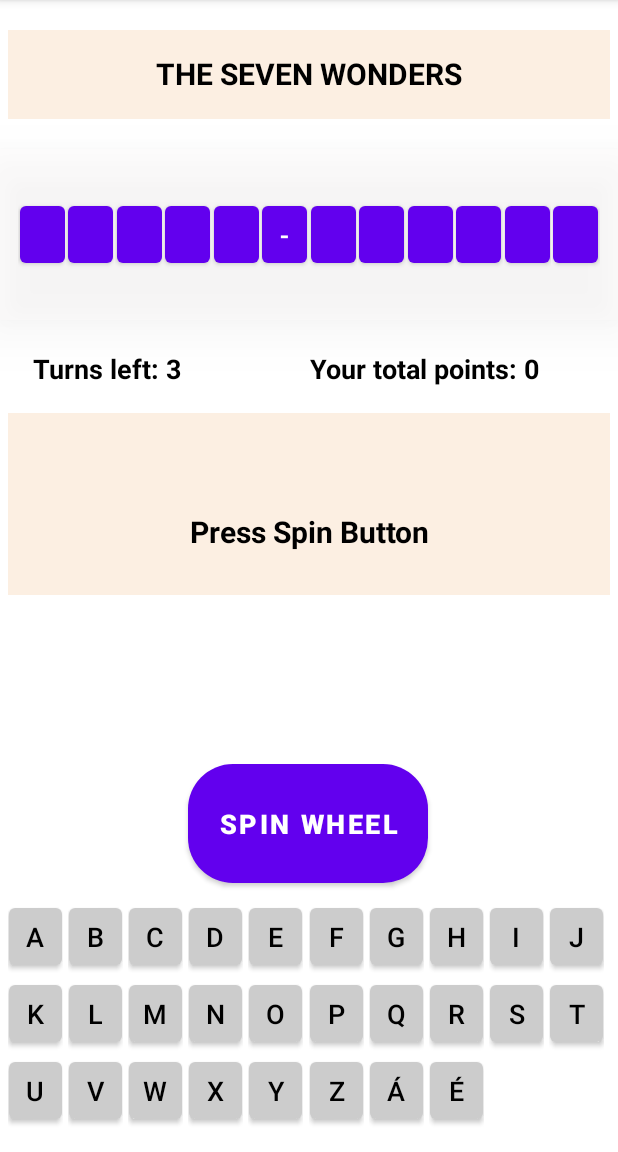
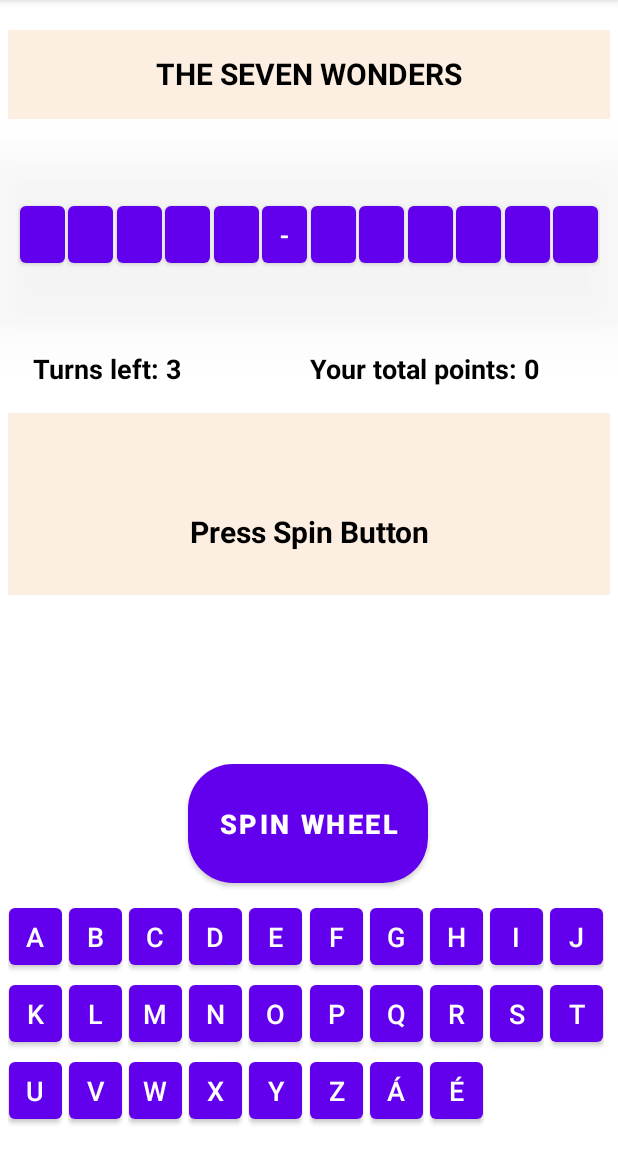
Before and after one commit to Zahedm45/s186517_Lykkehjulet, an Android app: the screen it shows after launch (MainActivity), on a phone screen of 412 x 824 dp, the part 84-1236 px from its top. Run offline under Robolectric (Android 15) with nearby library versions, the phone set to English and light mode, and no system bars.

Commit message:
final commit

```diff
--- a/app/src/main/java/com/example/s186517lykkehjulet/KeyboardAdapter.kt
+++ b/app/src/main/java/com/example/s186517lykkehjulet/KeyboardAdapter.kt
@@ -45,8 +45,8 @@ class KeyboardAdapter(
     override fun onBindViewHolder(holder: ViewHolder, position: Int) {
         val curKey = wordArr[position]
         holder.keyButton.text = curKey.toString()
-        holder.keyButton.setTextColor(Color.BLACK)
-        holder.keyButton.setBackgroundColor(Color.LTGRAY)
+//        holder.keyButton.setTextColor(Color.BLACK)
+//        holder.keyButton.setBackgroundColor(Color.LTGRAY)
 
         holder.keyButton.setOnClickListener {
             val spinValue = board.player.spinWheelValue.toIntOrNull()
```
